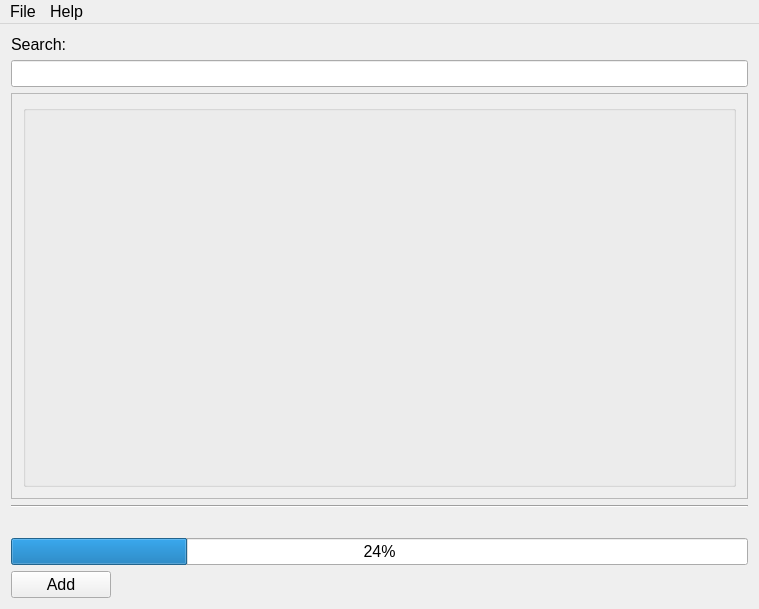
Before: the Qt Designer form UI/mainwindow.ui in Jared-Gross/DXF-to-PNG-Converter, drawn with Qt 5.
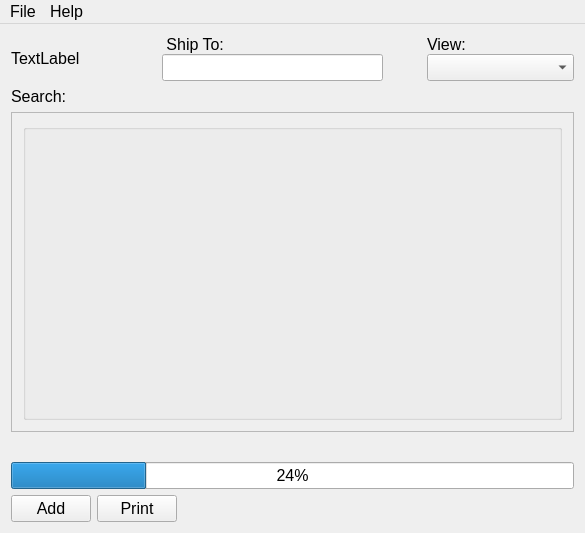
After: the same form once the commit is applied.

What changed in the file:
```diff
--- a/UI/mainwindow.ui
+++ b/UI/mainwindow.ui
@@ -9,8 +9,8 @@
    <rect>
     <x>0</x>
     <y>0</y>
-    <width>759</width>
-    <height>609</height>
+    <width>585</width>
+    <height>533</height>
    </rect>
   </property>
   <property name="sizePolicy">
@@ -47,6 +47,77 @@
     <property name="sizeConstraint">
      <enum>QLayout::SetMaximumSize</enum>
     </property>
+    <item>
+     <layout class="QHBoxLayout" name="horizontalLayout_2" stretch="2,3,0,2">
+      <property name="spacing">
+       <number>4</number>
+      </property>
+      <item>
+       <widget class="QLabel" name="lblVendorImage">
+        <property name="text">
+         <string>TextLabel</string>
+        </property>
+       </widget>
+      </item>
+      <item>
+       <layout class="QVBoxLayout" name="verticalLayout_2">
+        <property name="spacing">
+         <number>0</number>
+        </property>
+        <item>
+         <widget class="QLabel" name="lblShipT0">
+          <property name="text">
+           <string> Ship To:</string>
+          </property>
+         </widget>
+        </item>
+        <item>
+         <widget class="QLineEdit" name="txtShipTo">
+          <property name="maximumSize">
+           <size>
+            <width>250</width>
+            <height>16777215</height>
+           </size>
+          </property>
+          <property name="placeholderText">
+           <string/>
+          </property>
+         </widget>
+        </item>
+       </layout>
+      </item>
+      <item>
+       <spacer name="horizontalSpacer">
+        <property name="orientation">
+         <enum>Qt::Horizontal</enum>
+        </property>
+        <property name="sizeHint" stdset="0">
+         <size>
+          <width>40</width>
+          <height>20</height>
+         </size>
+        </property>
+       </spacer>
+      </item>
+      <item>
+       <layout class="QVBoxLayout" name="verticalLayout_4">
+        <property name="spacing">
+         <number>0</number>
+        </property>
+        <item>
+         <widget class="QLabel" name="label_2">
+          <property name="text">
+           <string>View:</string>
+          </property>
+         </widget>
+        </item>
+        <item>
+         <widget class="QComboBox" name="batchToView"/>
+        </item>
+       </layout>
+      </item>
+     </layout>
+    </item>
     <item>
      <widget class="QLabel" name="label">
       <property name="text">
@@ -55,7 +126,11 @@
      </widget>
     </item>
     <item>
-     <widget class="QLineEdit" name="txtSearch"/>
+     <layout class="QVBoxLayout" name="txtSearchLayout">
+      <property name="spacing">
+       <number>0</number>
+      </property>
+     </layout>
     </item>
     <item>
      <layout class="QGridLayout" name="GridLayoutHeaders"/>
@@ -76,7 +151,7 @@
            <x>0</x>
            <y>0</y>
            <width>513</width>
-           <height>401</height>
+           <height>301</height>
           </rect>
          </property>
          <layout class="QGridLayout" name="gridLayout">
@@ -96,33 +171,6 @@
             <property name="flat">
              <bool>true</bool>
             </property>
-            <layout class="QVBoxLayout" name="verticalLayout">
-             <property name="spacing">
-              <number>0</number>
-             </property>
-             <property name="leftMargin">
-              <number>0</number>
-             </property>
-             <property name="topMargin">
-              <number>0</number>
-             </property>
-             <property name="rightMargin">
-              <number>0</number>
-             </property>
-             <property name="bottomMargin">
-              <number>0</number>
-             </property>
-             <item>
-              <layout class="QGridLayout" name="gridLayoutItems" rowstretch="0" columnstretch="0">
-               <property name="horizontalSpacing">
-                <number>0</number>
-               </property>
-               <property name="verticalSpacing">
-                <number>6</number>
-               </property>
-              </layout>
-             </item>
-            </layout>
            </widget>
           </item>
          </layout>
@@ -131,13 +179,6 @@
       </item>
      </layout>
     </item>
-    <item>
-     <widget class="Line" name="Hline">
-      <property name="orientation">
-       <enum>Qt::Horizontal</enum>
-      </property>
-     </widget>
-    </item>
     <item>
      <widget class="QLabel" name="lblState">
       <property name="text">
@@ -153,17 +194,47 @@
      </widget>
     </item>
     <item>
-     <widget class="QPushButton" name="btnAdd">
-      <property name="maximumSize">
-       <size>
-        <width>100</width>
-        <height>16777215</height>
-       </size>
-      </property>
-      <property name="text">
-       <string>Add</string>
-      </property>
-     </widget>
+     <layout class="QHBoxLayout" name="horizontalLayout_3">
+      <item>
+       <widget class="QPushButton" name="btnAdd">
+        <property name="maximumSize">
+         <size>
+          <width>100</width>
+          <height>16777215</height>
+         </size>
+        </property>
+        <property name="text">
+         <string>Add</string>
+        </property>
+       </widget>
+      </item>
+      <item>
+       <widget class="QPushButton" name="btnPrint">
+        <property name="maximumSize">
+         <size>
+          <width>100</width>
+          <height>16777215</height>
+         </size>
+        </property>
+        <property name="text">
+         <string>Print</string>
+        </property>
+       </widget>
+      </item>
+      <item>
+       <spacer name="horizontalSpacer_2">
+        <property name="orientation">
+         <enum>Qt::Horizontal</enum>
+        </property>
+        <property name="sizeHint" stdset="0">
+         <size>
+          <width>40</width>
+          <height>20</height>
+         </size>
+        </property>
+       </spacer>
+      </item>
+     </layout>
     </item>
    </layout>
   </widget>
@@ -172,7 +243,7 @@
     <rect>
      <x>0</x>
      <y>0</y>
-     <width>759</width>
+     <width>585</width>
      <height>20</height>
     </rect>
    </property>
```
Left out of the diff: 9 changed lines with no effect on the pictures.
